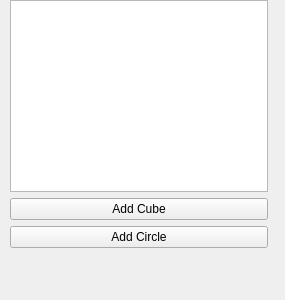
Trodek/Advanced-Graphics-Subject, file AdvancedGraphics/hierarchy.ui: the form before one commit.
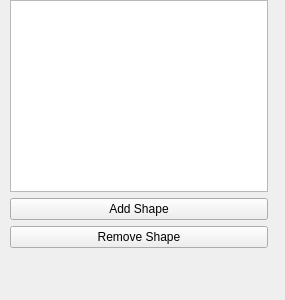
The form after the commit.

What changed in the file:
```diff
--- a/AdvancedGraphics/hierarchy.ui
+++ b/AdvancedGraphics/hierarchy.ui
@@ -29,14 +29,14 @@
     <item>
      <widget class="QPushButton" name="AddShape">
       <property name="text">
-       <string>Add Cube</string>
+       <string>Add Shape</string>
       </property>
      </widget>
     </item>
     <item>
      <widget class="QPushButton" name="DestroyShape">
       <property name="text">
-       <string>Add Circle</string>
+       <string>Remove Shape</string>
       </property>
      </widget>
     </item>
```
